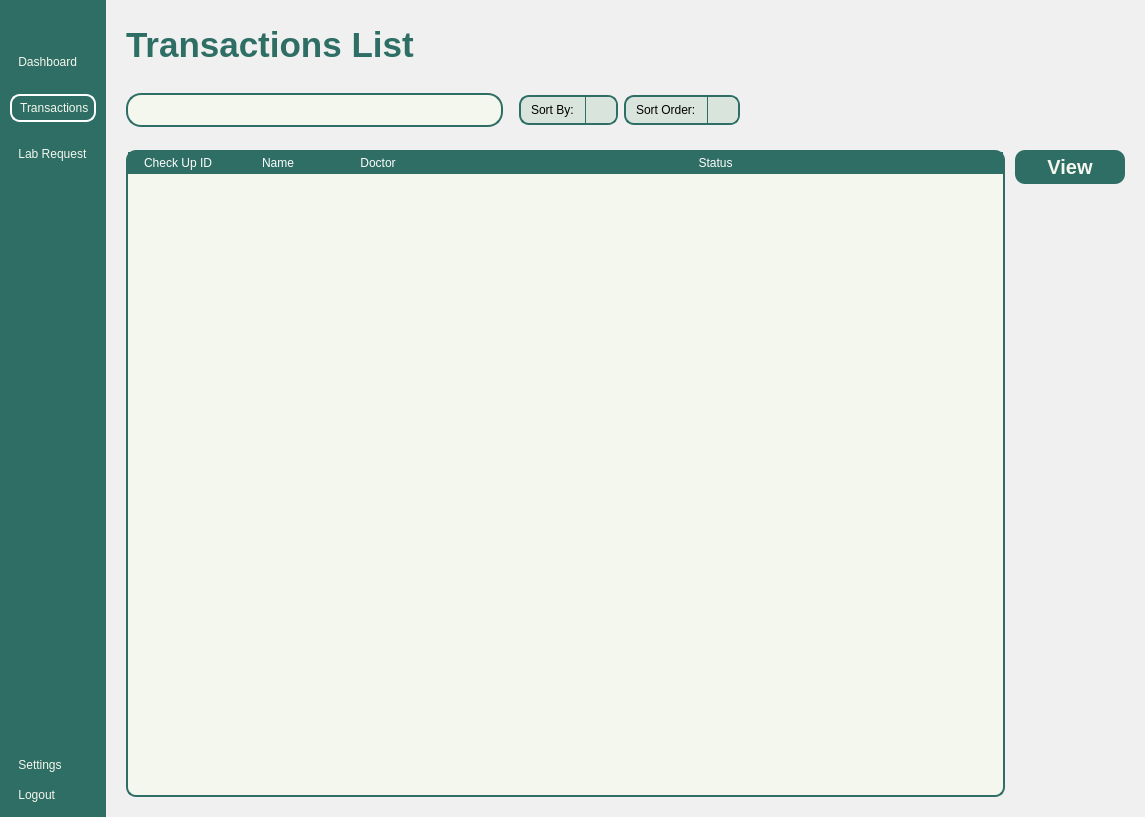
This is Views/Staff_Transactions.ui in VinsmokeSanji69/COVACHA_CLINIC_SYSTEM as Qt 5 draws it before an edit. The edited form follows.
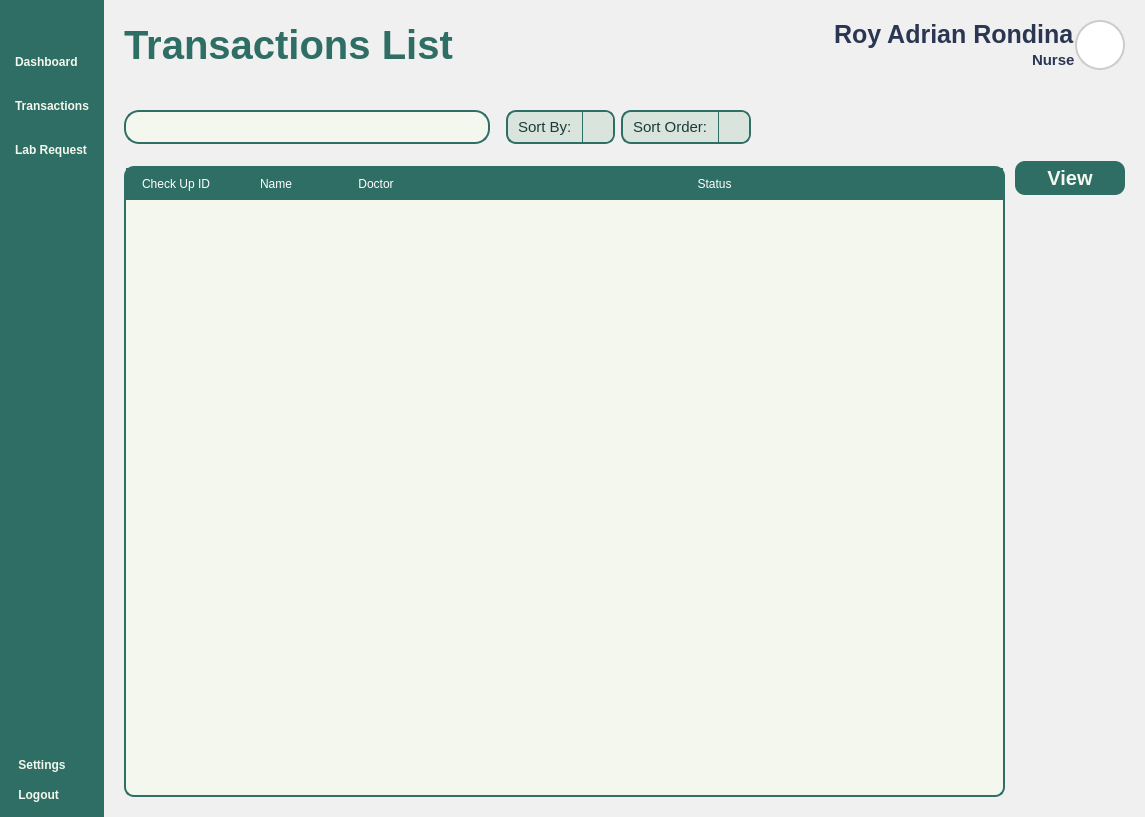
This is the edited form. Icons and pictures are not drawn.

```diff
--- a/Views/Staff_Transactions.ui
+++ b/Views/Staff_Transactions.ui
@@ -23,12 +23,13 @@
 	font: 900 16pt &quot;Satoshi Black&quot;;
 	background-color: transparent;
  	border-radius: 10px;
+	font-weight: bold;	
 	color: #F4F7ED;
 	text-align: left;
 	padding: 5px 5px;
 }
 #NavBar {
-    background-color: #2E6E65;
+    background-color: #2E6E65; 
 }
 QLabel {
 	font: 900 10pt &quot;Satoshi Black&quot;;
@@ -39,6 +40,7 @@
     qproperty-wordWrap: true;
 	background: transparent;
 }
+
 </string>
   </property>
   <layout class="QHBoxLayout" name="horizontalLayout">
@@ -87,8 +89,8 @@
          <string/>
         </property>
         <property name="icon">
-         <iconset>
-          <normaloff>:/lucide/icons/align-justify.svg</normaloff>:/lucide/icons/align-justify.svg</iconset>
+         <iconset resource="../Images/resources.qrc">
+          <normaloff>:/icons/icons/align-justify.svg</normaloff>:/icons/icons/align-justify.svg</iconset>
         </property>
         <property name="iconSize">
          <size>
@@ -125,11 +127,11 @@
         <item>
          <widget class="QPushButton" name="DashboardButton">
           <property name="text">
-           <string> Dashboard</string>
+           <string>Dashboard</string>
           </property>
           <property name="icon">
-           <iconset>
-            <normaloff>:/lucide/icons/layout-dashboard.svg</normaloff>:/lucide/icons/layout-dashboard.svg</iconset>
+           <iconset resource="../Images/resources.qrc">
+            <normaloff>:/icons/icons/layout-dashboard.svg</normaloff>:/icons/icons/layout-dashboard.svg</iconset>
           </property>
           <property name="iconSize">
            <size>
@@ -144,16 +146,14 @@
           <property name="styleSheet">
            <string notr="true">QPushButton{
 	font: 900 20pt &quot;Satoshi Black&quot;;	
-	border: 2px solid white;
-}
-</string>
+}</string>
           </property>
           <property name="text">
-           <string> Transactions</string>
+           <string>Transactions</string>
           </property>
           <property name="icon">
-           <iconset>
-            <normaloff>:/lucide/icons/tickets.svg</normaloff>:/lucide/icons/tickets.svg</iconset>
+           <iconset resource="../Images/resources.qrc">
+            <normaloff>:/icons/icons/tickets.svg</normaloff>:/icons/icons/tickets.svg</iconset>
           </property>
           <property name="iconSize">
            <size>
@@ -166,11 +166,11 @@
         <item>
          <widget class="QPushButton" name="LabButton">
           <property name="text">
-           <string> Lab Request</string>
+           <string>Lab Request</string>
           </property>
           <property name="icon">
-           <iconset>
-            <normaloff>:/lucide/icons/test-tubes.svg</normaloff>:/lucide/icons/test-tubes.svg</iconset>
+           <iconset resource="../Images/resources.qrc">
+            <normaloff>:/icons/icons/test-tubes.svg</normaloff>:/icons/icons/test-tubes.svg</iconset>
           </property>
           <property name="iconSize">
            <size>
@@ -209,8 +209,8 @@
            <string> Settings</string>
           </property>
           <property name="icon">
-           <iconset>
-            <normaloff>:/lucide/icons/user-round-cog.svg</normaloff>:/lucide/icons/user-round-cog.svg</iconset>
+           <iconset resource="../Images/resources.qrc">
+            <normaloff>:/icons/icons/user-round-cog.svg</normaloff>:/icons/icons/user-round-cog.svg</iconset>
           </property>
           <property name="iconSize">
            <size>
@@ -226,8 +226,8 @@
            <string> Logout</string>
           </property>
           <property name="icon">
-           <iconset>
-            <normaloff>:/lucide/icons/log-out.svg</normaloff>:/lucide/icons/log-out.svg</iconset>
+           <iconset resource="../Images/resources.qrc">
+            <normaloff>:/icons/icons/log-out.svg</normaloff>:/icons/icons/log-out.svg</iconset>
           </property>
           <property name="iconSize">
            <size>
@@ -250,22 +250,24 @@
 }
 
 #Header {
-	padding: 10px 20px;
-	padding-top: 20px;
+	padding: 20px 20px;
+	padding-bottom: 10px;
 }
 QLabel {
     padding: 0px;
 }
-#UserType {
-	font: 500 12pt &quot;Satoshi&quot;;
+#UserType_2 {
+	font: 300 10pt &quot;Lexend Light&quot;;
+	font-size: 15px;
 	color: #2B3752;
 }
-#UserName {
-	font: 900 16pt &quot;Satoshi&quot;;
+#UserName_2 {
+	font: 600 10pt &quot;Lexend SemiBold&quot;;
+	font-size: 25px;
 	color: #2B3752;
 }
 #InterfaceTitle{
-	font-size: 35px;
+	font-size: 40px;
 }
 QGraphicsView {
     border: 2px solid #ccc;
@@ -273,6 +275,24 @@
     background: white;
 }
 
+QComboBox {
+    background-color: #2E6E65;
+    font-size: 15px;
+    color: #1b3b3a;
+    border-radius: 10px;
+    padding: 5px 10px;
+    border: 1px solid #2E6E65;
+}
+
+QComboBox::drop-down {
+    background: transparent;
+    border: none;
+    width: 20px;
+}
+
+
+
+
 
 </string>
      </property>
@@ -313,6 +333,9 @@
          <enum>QFrame::Raised</enum>
         </property>
         <layout class="QHBoxLayout" name="horizontalLayout_2">
+         <property name="spacing">
+          <number>0</number>
+         </property>
          <property name="leftMargin">
           <number>0</number>
          </property>
@@ -338,10 +361,27 @@
             <number>0</number>
            </property>
            <item>
-            <layout class="QVBoxLayout" name="UserInfo">
+            <layout class="QVBoxLayout" name="UserInfo_2">
              <property name="spacing">
               <number>0</number>
              </property>
+             <item alignment="Qt::AlignRight">
+              <widget class="QLabel" name="UserName_2">
+               <property name="text">
+                <string>Roy Adrian Rondina</string>
+               </property>
+               <property name="alignment">
+                <set>Qt::AlignLeading</set>
+               </property>
+              </widget>
+             </item>
+             <item alignment="Qt::AlignRight">
+              <widget class="QLabel" name="UserType_2">
+               <property name="text">
+                <string>Nurse</string>
+               </property>
+              </widget>
+             </item>
             </layout>
            </item>
            <item>
@@ -386,6 +426,25 @@
               <property name="bottomMargin">
                <number>0</number>
               </property>
+              <item>
+               <widget class="QGraphicsView" name="ProfilePic">
+                <property name="enabled">
+                 <bool>true</bool>
+                </property>
+                <property name="sizePolicy">
+                 <sizepolicy hsizetype="Preferred" vsizetype="Preferred">
+                  <horstretch>0</horstretch>
+                  <verstretch>0</verstretch>
+                 </sizepolicy>
+                </property>
+                <property name="minimumSize">
+                 <size>
+                  <width>0</width>
+                  <height>0</height>
+                 </size>
+                </property>
+               </widget>
+              </item>
              </layout>
             </widget>
            </item>
@@ -427,7 +486,7 @@
           <number>20</number>
          </property>
          <property name="topMargin">
-          <number>0</number>
+          <number>11</number>
          </property>
          <property name="rightMargin">
           <number>20</number>
@@ -460,7 +519,7 @@
              <number>0</number>
             </property>
             <property name="topMargin">
-             <number>0</number>
+             <number>11</number>
             </property>
             <item>
              <widget class="QWidget" name="SearchBar" native="true">
@@ -497,17 +556,14 @@
                <property name="bottomMargin">
                 <number>5</number>
                </property>
-               <item>
-                <widget class="QLineEdit" name="Search"/>
-               </item>
                <item>
                 <widget class="QPushButton" name="SearchButton">
                  <property name="text">
                   <string/>
                  </property>
                  <property name="icon">
-                  <iconset>
-                   <normaloff>:/lucide/icons/search.svg</normaloff>:/lucide/icons/search.svg</iconset>
+                  <iconset resource="../Images/resources.qrc">
+                   <normaloff>:/icons/icons/search.svg</normaloff>:/icons/icons/search.svg</iconset>
                  </property>
                  <property name="iconSize">
                   <size>
@@ -517,6 +573,9 @@
                  </property>
                 </widget>
                </item>
+               <item>
+                <widget class="QLineEdit" name="Search"/>
+               </item>
               </layout>
              </widget>
             </item>
@@ -702,8 +761,8 @@
                 <rect>
                  <x>0</x>
                  <y>0</y>
-                 <width>728</width>
-                 <height>645</height>
+                 <width>698</width>
+                 <height>634</height>
                 </rect>
                </property>
                <layout class="QVBoxLayout" name="verticalLayout_2">
@@ -714,7 +773,7 @@
                  <number>0</number>
                 </property>
                 <property name="topMargin">
-                 <number>0</number>
+                 <number>5</number>
                 </property>
                 <property name="rightMargin">
                  <number>0</number>
@@ -733,8 +792,7 @@
 }
 QTableWidget::item {
 	border: none;
-	font:500 16pt &quot;Satoshi&quot;;
-	color: #2B3752;
+	font: 16pt &quot;Lexend&quot;;
 }
 QTableWidget::item:selected {
 	background-color: rgba(46, 110, 101, 0.3);
@@ -742,7 +800,8 @@
 QTableWidget QHeaderView::section {
 	background-color: #2E6E65;
 	color: white;
-	font: 700 15pt &quot;Satoshi&quot;;
+	padding: 5px;
+	font: 18px &quot;Lexend Medium&quot;;
 	border: 2px solid #2E6E65;
 }</string>
                   </property>
```
Left out of the diff: 4 changed lines with no effect on the pictures.
